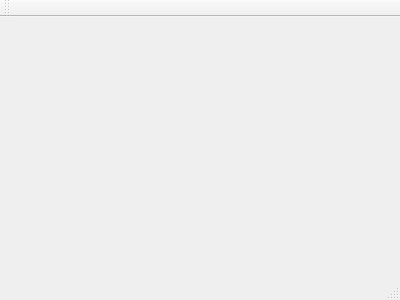
First picture: the form in crushcolorsaga/mainwindow.ui, repository scorpheus/crush-color-saga-ggj2014, before the edit.
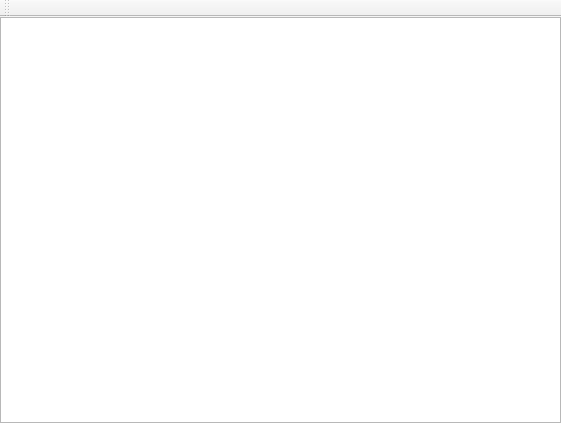
Second picture: the form after the edit.

Patch:
```diff
--- a/crushcolorsaga/mainwindow.ui
+++ b/crushcolorsaga/mainwindow.ui
@@ -1,24 +1,47 @@
 <ui version="4.0">
  <class>MainWindow</class>
- <widget class="QMainWindow" name="MainWindow" >
-  <property name="geometry" >
+ <widget class="QMainWindow" name="MainWindow">
+  <property name="geometry">
    <rect>
     <x>0</x>
     <y>0</y>
-    <width>400</width>
-    <height>300</height>
+    <width>561</width>
+    <height>423</height>
    </rect>
   </property>
   <property name="windowTitle" >
    <string>MainWindow</string>
   </property>
-  <widget class="QMenuBar" name="menuBar" />
-  <widget class="QToolBar" name="mainToolBar" />
-  <widget class="QWidget" name="centralWidget" />
-  <widget class="QStatusBar" name="statusBar" />
+  <widget class="QWidget" name="centralWidget">
+   <layout class="QVBoxLayout" name="verticalLayout">
+    <property name="margin">
+     <number>0</number>
+    </property>
+    <item>
+     <widget class="QGraphicsView" name="graphicsView"/>
+    </item>
+   </layout>
+  </widget>
+  <widget class="QMenuBar" name="menuBar">
+   <property name="geometry">
+    <rect>
+     <x>0</x>
+     <y>0</y>
+     <width>561</width>
+     <height>20</height>
+    </rect>
+   </property>
+  </widget>
+  <widget class="QToolBar" name="mainToolBar">
+   <attribute name="toolBarArea">
+    <enum>TopToolBarArea</enum>
+   </attribute>
+   <attribute name="toolBarBreak">
+    <bool>false</bool>
+   </attribute>
+  </widget>
  </widget>
- <layoutDefault spacing="6" margin="11" />
- <pixmapfunction></pixmapfunction>
+ <layoutdefault spacing="6" margin="11"/>
  <resources/>
  <connections/>
 </ui>
```
Left out of the diff: 3 changed lines with no effect on the pictures.
